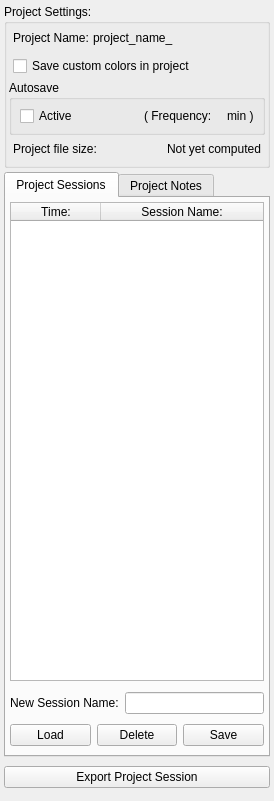
jessdtate/Seg3D, file src/Interface/Application/ProjectDockWidget.ui: the form before one commit.
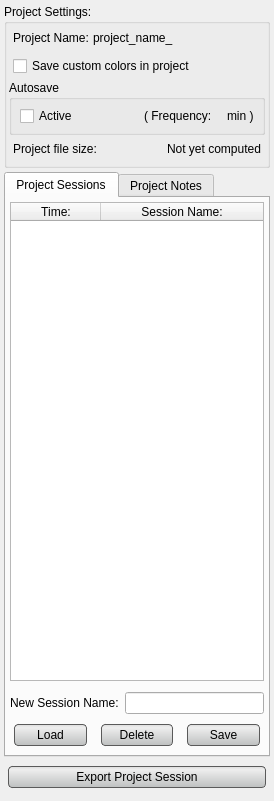
The form after the commit.

Commit message: ui updates, added a description to the slidercombo's in place of the unused range set buttons

```diff
--- a/src/Interface/Application/ProjectDockWidget.ui
+++ b/src/Interface/Application/ProjectDockWidget.ui
@@ -11,7 +11,26 @@
    </rect>
   </property>
   <property name="styleSheet">
-   <string notr="true"/>
+   <string notr="true">QPushButton{
+	background-color: qlineargradient(spread:pad, x1:0.5, y1:0, x2:0.5, y2:0.960227, stop:0 rgba(221, 221, 221, 255), stop:0.155779 rgba(238, 238, 238, 255), stop:1 rgba(192, 194, 194, 255));
+	border-radius: 4px;
+	border: 1px solid rgb(90, 90, 90);
+	margin:4px;
+}
+
+QPushButton:hover{
+	background-color: qlineargradient(spread:pad, x1:0.5, y1:0, x2:0.5, y2:1, stop:0 rgba(195, 195, 195, 255), stop:0.253769 rgba(206, 206, 206, 255), stop:1 rgba(185, 185, 185, 255));
+	border-radius: 4px;
+	border: 1px solid rgb(90, 90, 90);
+	margin:4px;
+}
+
+QPushButton:pressed{
+	background-color: qlineargradient(spread:pad, x1:0.5, y1:0, x2:0.5, y2:1, stop:0 rgba(150, 150, 150, 255), stop:0.753769 rgba(206, 206, 206, 255), stop:1 rgba(185, 185, 185, 255));
+	border-radius: 4px;
+	border: 1px solid rgb(90, 90, 90);
+	margin:4px;
+}</string>
   </property>
   <property name="allowedAreas">
    <set>Qt::LeftDockWidgetArea|Qt::RightDockWidgetArea</set>
@@ -427,6 +446,12 @@
               </property>
               <item>
                <widget class="QPushButton" name="load_session_button_">
+                <property name="minimumSize">
+                 <size>
+                  <width>0</width>
+                  <height>30</height>
+                 </size>
+                </property>
                 <property name="text">
                  <string>Load</string>
                 </property>
@@ -434,6 +459,12 @@
               </item>
               <item>
                <widget class="QPushButton" name="delete_session_button_">
+                <property name="minimumSize">
+                 <size>
+                  <width>0</width>
+                  <height>30</height>
+                 </size>
+                </property>
                 <property name="text">
                  <string>Delete</string>
                 </property>
@@ -441,6 +472,12 @@
               </item>
               <item>
                <widget class="QPushButton" name="save_session_button_">
+                <property name="minimumSize">
+                 <size>
+                  <width>0</width>
+                  <height>30</height>
+                 </size>
+                </property>
                 <property name="text">
                  <string>Save</string>
                 </property>
@@ -603,6 +640,12 @@
        </property>
        <item>
         <widget class="QPushButton" name="export_project_button_">
+         <property name="minimumSize">
+          <size>
+           <width>0</width>
+           <height>30</height>
+          </size>
+         </property>
          <property name="toolTip">
           <string>Select a session you want to export to enable this button.</string>
          </property>
```
The commit also changes 3 other files.
